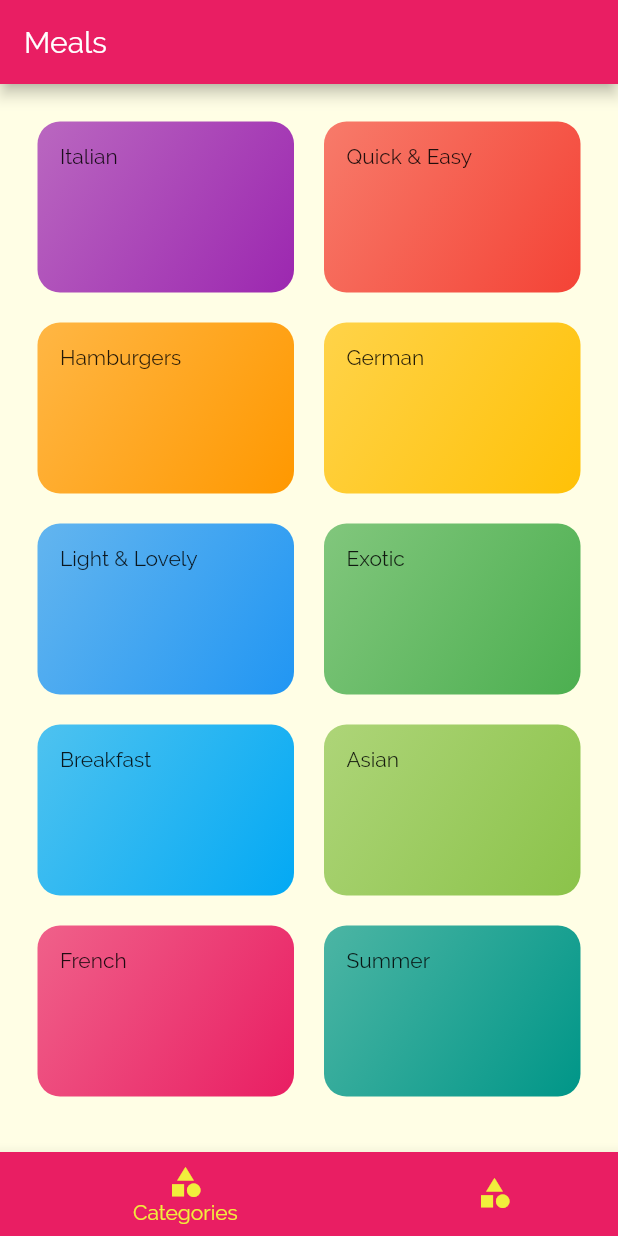
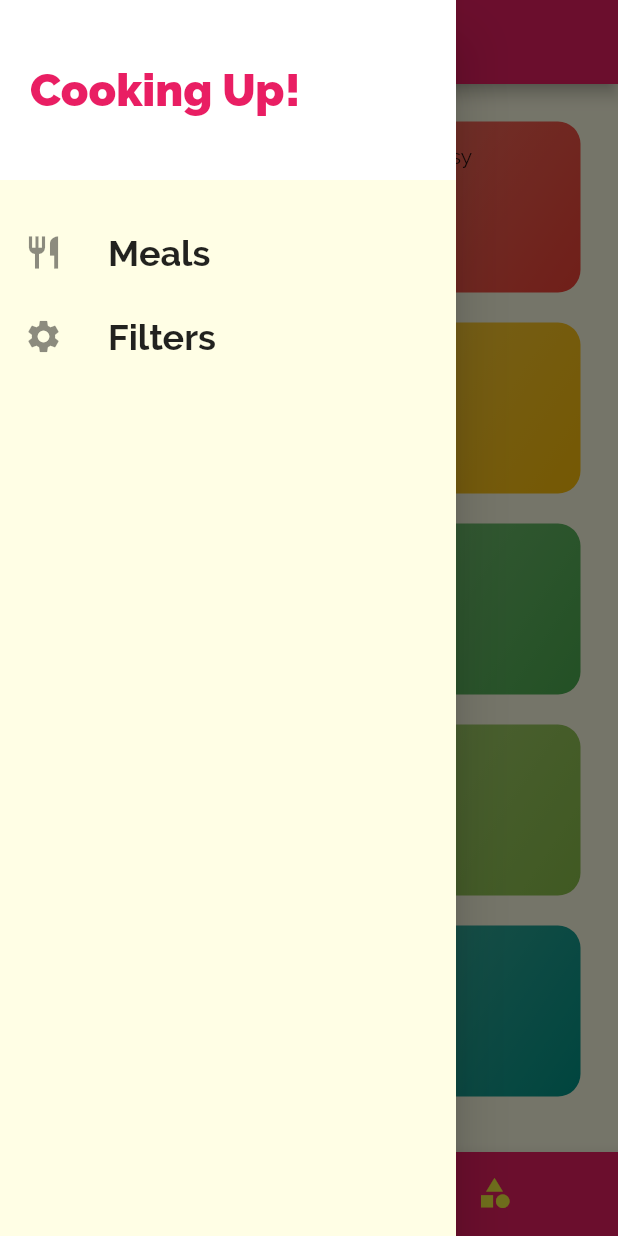
Before and after one commit to utsav1103/Flutter_meal_app, a Flutter app: the screen it shows after launch, with the side drawer open (before the commit the screen has no drawer), on a phone screen of 412 x 824 dp. Run offline on Flutter 3.47's test engine with Material 2 defaults, Android fonts, the phone set to English and light mode, and no system bars.

Commit message:
Adding a Custom Drawer

```diff
--- a/lib/screens/tabs_screen.dart
+++ b/lib/screens/tabs_screen.dart
@@ -1,4 +1,5 @@
 import 'package:flutter/material.dart';
+import '../widgets/main_drawer.dart';
 import './favorites_screen.dart';
 import './categories_screen.dart';
 
@@ -9,8 +10,8 @@ class TabsScreen extends StatefulWidget {
 
 class _TabsScreenState extends State<TabsScreen> {
   final List<Widget> _pages = [
-   CategoriesScreen(),
-   FavoritesScreen(),
+    CategoriesScreen(),
+    FavoritesScreen(),
   ];
   int _slectedPageIndex = 0;
 
@@ -27,6 +28,7 @@ class _TabsScreenState extends State<TabsScreen> {
         title: Text('Meals'),
         backgroundColor: Colors.pink,
       ),
+      drawer: MainDrawer(),
       body: _pages[_slectedPageIndex],
       bottomNavigationBar: BottomNavigationBar(
         onTap: _selectPage,
--- /dev/null
+++ b/lib/widgets/main_drawer.dart
@@ -0,0 +1,55 @@
+import 'package:flutter/material.dart';
+
+class MainDrawer extends StatelessWidget {
+  Widget buildListTile(String title, IconData icon) {
+    return ListTile(
+      leading: Icon(
+        icon,
+        size: 26,
+      ),
+      title: Text(
+        title,
+        style: TextStyle(
+          fontWeight: FontWeight.bold,
+          fontSize: 24,
+        ),
+      ),
+      onTap: () {},
+    );
+  }
+
+  @override
+  Widget build(BuildContext context) {
+    return Drawer(
+      child: Column(
+        children: <Widget>[
+          Container(
+            height: 120,
+            width: double.infinity,
+            padding: EdgeInsets.all(20),
+            alignment: Alignment.centerLeft,
+            color: Colors.white,
+            child: Text(
+              'Cooking Up!',
+              style: TextStyle(
+                  fontWeight: FontWeight.w900,
+                  fontSize: 30,
+                  color: Colors.pink),
+            ),
+          ),
+          SizedBox(
+            height: 20,
+          ),
+          buildListTile(
+            'Meals',
+            Icons.restaurant,
+          ),
+          buildListTile(
+            'Filters',
+            Icons.settings,
+          )
+        ],
+      ),
+    );
+  }
+}
```
